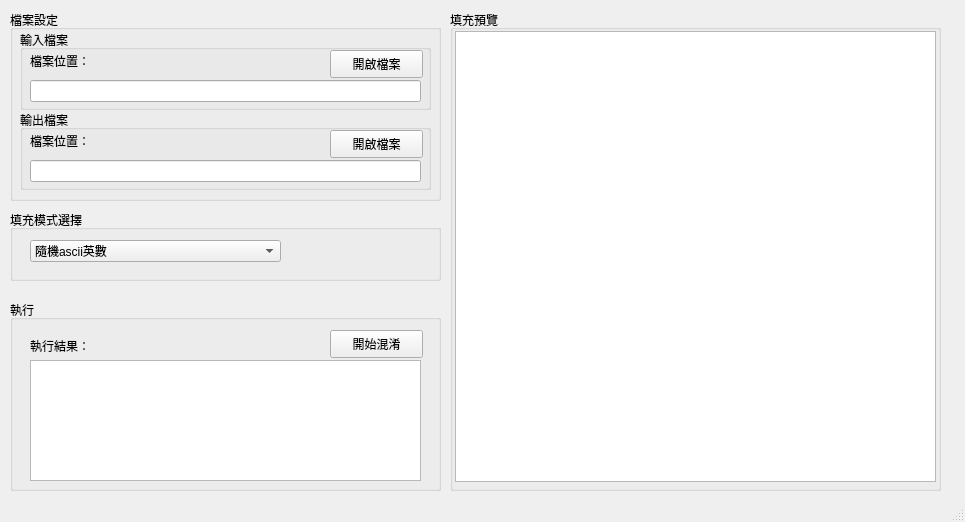
Above: Obfuscate_code.ui from williegoodjob/Obfuscate_code before the change. Below: the same form after it.
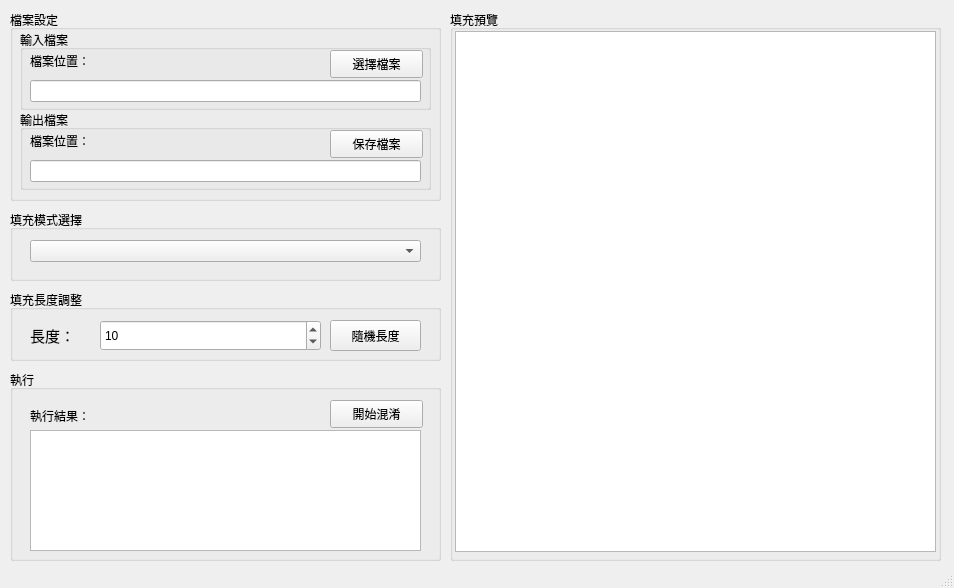
That is the form after the change.

Commit message: 新增UI設定檔

Diff of the .ui file:
```diff
--- a/Obfuscate_code.ui
+++ b/Obfuscate_code.ui
@@ -6,8 +6,8 @@
    <rect>
     <x>0</x>
     <y>0</y>
-    <width>965</width>
-    <height>522</height>
+    <width>954</width>
+    <height>588</height>
    </rect>
   </property>
   <property name="windowTitle">
@@ -31,45 +31,10 @@
       <rect>
        <x>20</x>
        <y>30</y>
-       <width>251</width>
+       <width>391</width>
        <height>22</height>
       </rect>
      </property>
-     <item>
-      <property name="text">
-       <string>隨機ascii英數</string>
-      </property>
-     </item>
-     <item>
-      <property name="text">
-       <string>混合語言</string>
-      </property>
-     </item>
-     <item>
-      <property name="text">
-       <string>繁中姓名</string>
-      </property>
-     </item>
-     <item>
-      <property name="text">
-       <string>簡中姓名</string>
-      </property>
-     </item>
-     <item>
-      <property name="text">
-       <string>英文姓名</string>
-      </property>
-     </item>
-     <item>
-      <property name="text">
-       <string>日文姓名</string>
-      </property>
-     </item>
-     <item>
-      <property name="text">
-       <string>韓文姓名</string>
-      </property>
-     </item>
     </widget>
    </widget>
    <widget class="QGroupBox" name="groupBox_2">
@@ -119,7 +84,7 @@
        </rect>
       </property>
       <property name="text">
-       <string>開啟檔案</string>
+       <string>選擇檔案</string>
       </property>
      </widget>
      <widget class="QLabel" name="label">
@@ -171,7 +136,7 @@
        </rect>
       </property>
       <property name="text">
-       <string>開啟檔案</string>
+       <string>保存檔案</string>
       </property>
      </widget>
      <widget class="QLabel" name="label_2">
@@ -193,7 +158,7 @@
     <property name="geometry">
      <rect>
       <x>10</x>
-      <y>300</y>
+      <y>370</y>
       <width>431</width>
       <height>191</height>
      </rect>
@@ -244,7 +209,7 @@
       <x>450</x>
       <y>10</y>
       <width>491</width>
-      <height>481</height>
+      <height>551</height>
      </rect>
     </property>
     <property name="title">
@@ -256,11 +221,76 @@
        <x>5</x>
        <y>21</y>
        <width>481</width>
-       <height>451</height>
+       <height>521</height>
       </rect>
      </property>
     </widget>
    </widget>
+   <widget class="QGroupBox" name="groupBox_7">
+    <property name="geometry">
+     <rect>
+      <x>10</x>
+      <y>290</y>
+      <width>431</width>
+      <height>71</height>
+     </rect>
+    </property>
+    <property name="title">
+     <string>填充長度調整</string>
+    </property>
+    <widget class="QLabel" name="label_4">
+     <property name="geometry">
+      <rect>
+       <x>20</x>
+       <y>30</y>
+       <width>61</width>
+       <height>31</height>
+      </rect>
+     </property>
+     <property name="font">
+      <font>
+       <pointsize>11</pointsize>
+      </font>
+     </property>
+     <property name="text">
+      <string>長度：</string>
+     </property>
+    </widget>
+    <widget class="QSpinBox" name="Length_SpinBox">
+     <property name="geometry">
+      <rect>
+       <x>90</x>
+       <y>30</y>
+       <width>221</width>
+       <height>31</height>
+      </rect>
+     </property>
+     <property name="font">
+      <font>
+       <pointsize>9</pointsize>
+      </font>
+     </property>
+     <property name="maximum">
+      <number>50000</number>
+     </property>
+     <property name="value">
+      <number>10</number>
+     </property>
+    </widget>
+    <widget class="QPushButton" name="RandomLength_Button">
+     <property name="geometry">
+      <rect>
+       <x>320</x>
+       <y>30</y>
+       <width>91</width>
+       <height>31</height>
+      </rect>
+     </property>
+     <property name="text">
+      <string>隨機長度</string>
+     </property>
+    </widget>
+   </widget>
   </widget>
   <widget class="QStatusBar" name="statusbar"/>
  </widget>
```
Left out of the diff: 5 changed lines with no effect on the pictures.
